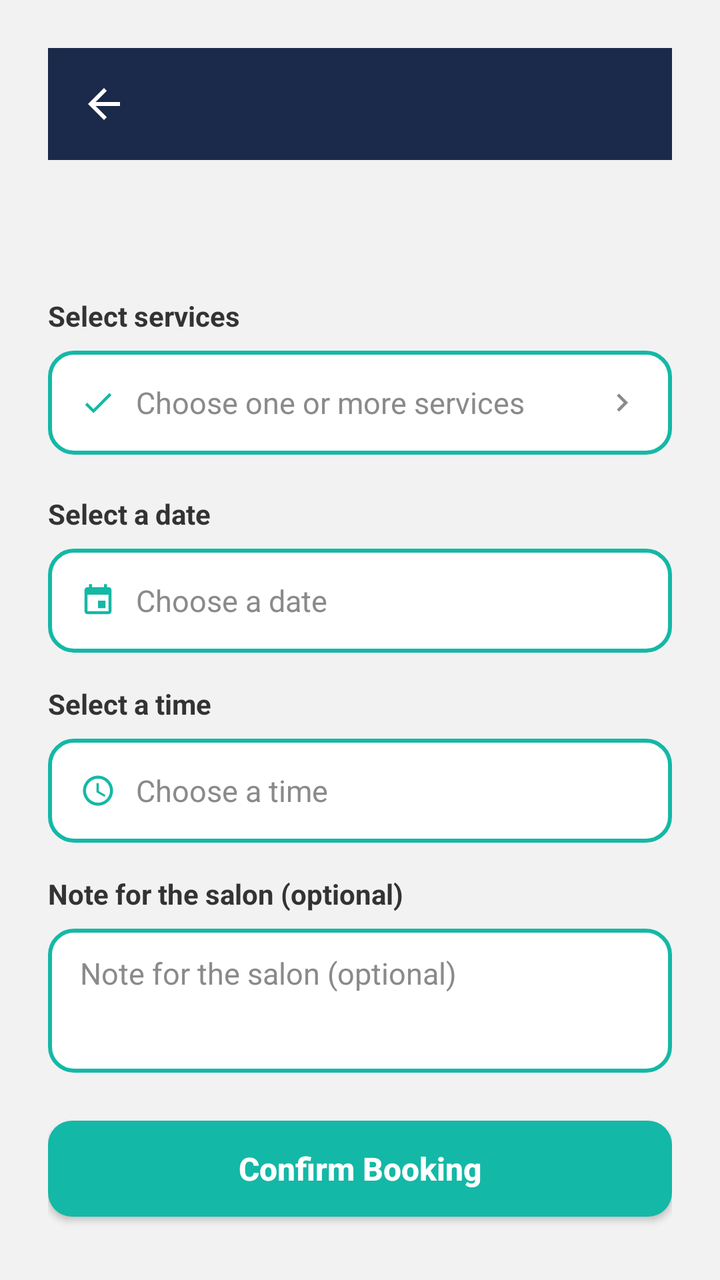
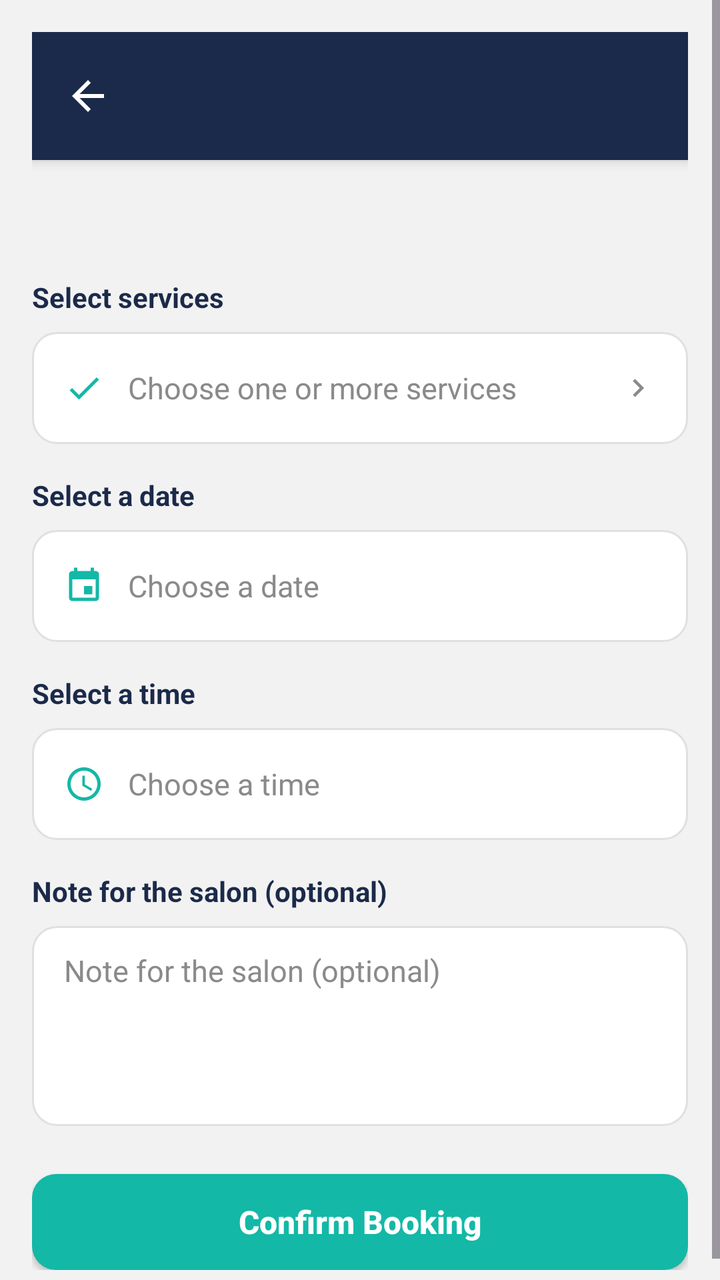

Two renders of the same Android screen: before a commit and after it. Below are the layout's source before the change and the commit's diff.
<!-- AndroidManifest.xml: application theme Theme.HairGo -->
<!-- res/layout/activity_book_appointment.xml -->
<?xml version="1.0" encoding="utf-8"?>
<ScrollView
    xmlns:android="http://schemas.android.com/apk/res/android"
    xmlns:app="http://schemas.android.com/apk/res-auto"
    android:layout_width="match_parent"
    android:layout_height="match_parent"
    android:fillViewport="true"
    android:background="@color/grey_light">

    <androidx.constraintlayout.widget.ConstraintLayout
        android:layout_width="match_parent"
        android:layout_height="wrap_content"
        android:padding="24dp">

        <include
            android:id="@+id/header"
            layout="@layout/component_header"
            app:layout_constraintTop_toTopOf="parent"
            app:layout_constraintStart_toStartOf="parent"
            app:layout_constraintEnd_toEndOf="parent"/>

        <TextView
            android:id="@+id/tvSalonLabel"
            android:layout_width="0dp"
            android:layout_height="wrap_content"
            android:layout_marginTop="20dp"
            android:textColor="@color/heading"
            android:textSize="18sp"
            android:textStyle="bold"
            app:layout_constraintTop_toBottomOf="@id/header"
            app:layout_constraintStart_toStartOf="parent"
            app:layout_constraintEnd_toEndOf="parent"/>

        <TextView
            android:id="@+id/tvServiceLabel"
            android:layout_width="0dp"
            android:layout_height="wrap_content"
            android:layout_marginTop="24dp"
            android:text="@string/label_select_service"
            android:textColor="@color/grey_dark"
            android:textSize="14sp"
            android:textStyle="bold"
            app:layout_constraintTop_toBottomOf="@id/tvSalonLabel"
            app:layout_constraintStart_toStartOf="parent"
            app:layout_constraintEnd_toEndOf="parent"/>

        <LinearLayout
            android:id="@+id/rowService"
            android:layout_width="0dp"
            android:layout_height="52dp"
            android:layout_marginTop="8dp"
            android:orientation="horizontal"
            android:gravity="center_vertical"
            android:background="@drawable/bg_input_rounded"
            android:paddingHorizontal="16dp"
            android:clickable="true"
            android:focusable="true"
            app:layout_constraintTop_toBottomOf="@id/tvServiceLabel"
            app:layout_constraintStart_toStartOf="parent"
            app:layout_constraintEnd_toEndOf="parent">

            <ImageView
                android:layout_width="18dp"
                android:layout_height="18dp"
                android:src="@drawable/ic_check"
                android:importantForAccessibility="no"
                app:tint="@color/teal"/>

            <TextView
                android:id="@+id/tvSelectedServices"
                android:layout_width="0dp"
                android:layout_height="wrap_content"
                android:layout_weight="1"
                android:layout_marginStart="10dp"
                android:maxLines="1"
                android:ellipsize="end"
                android:text="@string/hint_choose_services"
                android:textColor="@color/grey_medium"
                android:textSize="15sp"/>

            <ImageView
                android:layout_width="18dp"
                android:layout_height="18dp"
                android:src="@drawable/ic_chevron_right"
                android:importantForAccessibility="no"
                app:tint="@color/grey_medium"/>

        </LinearLayout>

        <LinearLayout
            android:id="@+id/llServiceSummary"
            android:layout_width="0dp"
            android:layout_height="wrap_content"
            android:layout_marginTop="8dp"
            android:orientation="vertical"
            android:visibility="gone"
            app:layout_constraintTop_toBottomOf="@id/rowService"
            app:layout_constraintStart_toStartOf="parent"
            app:layout_constraintEnd_toEndOf="parent">

            <TextView
                android:id="@+id/tvServiceTotal"
                android:layout_width="wrap_content"
                android:layout_height="wrap_content"
                android:textColor="@color/grey_dark"
                android:textSize="14sp"
                android:textStyle="bold"/>

            <TextView
                android:id="@+id/tvServicePriceNote"
                android:layout_width="match_parent"
                android:layout_height="wrap_content"
                android:layout_marginTop="2dp"
                android:text="@string/service_missing_price_note"
                android:textColor="@color/grey_medium"
                android:textSize="12sp"
                android:visibility="gone"/>

        </LinearLayout>

        <TextView
            android:id="@+id/tvDateLabel"
            android:layout_width="0dp"
            android:layout_height="wrap_content"
            android:layout_marginTop="20dp"
            android:text="@string/label_select_date"
            android:textColor="@color/grey_dark"
            android:textSize="14sp"
            android:textStyle="bold"
            app:layout_constraintTop_toBottomOf="@id/llServiceSummary"
            app:layout_constraintStart_toStartOf="parent"
            app:layout_constraintEnd_toEndOf="parent"/>

        <LinearLayout
            android:id="@+id/rowDate"
            android:layout_width="0dp"
            android:layout_height="52dp"
            android:layout_marginTop="8dp"
            android:orientation="horizontal"
            android:gravity="center_vertical"
            android:background="@drawable/bg_input_rounded"
            android:paddingHorizontal="16dp"
            android:clickable="true"
            android:focusable="true"
            app:layout_constraintTop_toBottomOf="@id/tvDateLabel"
            app:layout_constraintStart_toStartOf="parent"
            app:layout_constraintEnd_toEndOf="parent">

            <ImageView
                android:layout_width="18dp"
                android:layout_height="18dp"
                android:src="@drawable/ic_calendar"
                app:tint="@color/teal"/>

            <TextView
                android:id="@+id/tvSelectedDate"
                android:layout_width="0dp"
                android:layout_height="wrap_content"
                android:layout_weight="1"
                android:layout_marginStart="10dp"
                android:text="@string/hint_choose_date"
                android:textColor="@color/grey_medium"
                android:textSize="15sp"/>

        </LinearLayout>

        <TextView
            android:id="@+id/tvTimeLabel"
            android:layout_width="0dp"
            android:layout_height="wrap_content"
            android:layout_marginTop="16dp"
            android:text="@string/label_select_time"
            android:textColor="@color/grey_dark"
            android:textSize="14sp"
            android:textStyle="bold"
            app:layout_constraintTop_toBottomOf="@id/rowDate"
            app:layout_constraintStart_toStartOf="parent"
            app:layout_constraintEnd_toEndOf="parent"/>

        <LinearLayout
            android:id="@+id/rowTime"
            android:layout_width="0dp"
            android:layout_height="52dp"
            android:layout_marginTop="8dp"
            android:orientation="horizontal"
            android:gravity="center_vertical"
            android:background="@drawable/bg_input_rounded"
            android:paddingHorizontal="16dp"
            android:clickable="true"
            android:focusable="true"
            app:layout_constraintTop_toBottomOf="@id/tvTimeLabel"
            app:layout_constraintStart_toStartOf="parent"
            app:layout_constraintEnd_toEndOf="parent">

            <ImageView
                android:layout_width="18dp"
                android:layout_height="18dp"
                android:src="@drawable/ic_clock"
                app:tint="@color/teal"/>

            <TextView
                android:id="@+id/tvSelectedTime"
                android:layout_width="0dp"
                android:layout_height="wrap_content"
                android:layout_weight="1"
                android:layout_marginStart="10dp"
                android:text="@string/hint_choose_time"
                android:textColor="@color/grey_medium"
                android:textSize="15sp"/>

        </LinearLayout>

        <TextView
            android:id="@+id/tvNotesLabel"
            android:layout_width="0dp"
            android:layout_height="wrap_content"
            android:layout_marginTop="16dp"
            android:text="@string/hint_booking_notes"
            android:textColor="@color/grey_dark"
            android:textSize="14sp"
            android:textStyle="bold"
            app:layout_constraintTop_toBottomOf="@id/rowTime"
            app:layout_constraintStart_toStartOf="parent"
            app:layout_constraintEnd_toEndOf="parent"/>

        <EditText
            android:id="@+id/etNotes"
            android:layout_width="0dp"
            android:layout_height="wrap_content"
            android:layout_marginTop="8dp"
            android:minHeight="72dp"
            android:gravity="top|start"
            android:background="@drawable/bg_input_rounded"
            android:paddingHorizontal="16dp"
            android:paddingVertical="12dp"
            android:inputType="textMultiLine|textCapSentences"
            android:maxLength="300"
            android:hint="@string/hint_booking_notes"
            android:textColorHint="@color/grey_medium"
            android:textColor="@color/grey_dark"
            android:textSize="15sp"
            app:layout_constraintTop_toBottomOf="@id/tvNotesLabel"
            app:layout_constraintStart_toStartOf="parent"
            app:layout_constraintEnd_toEndOf="parent"/>

        <com.google.android.material.card.MaterialCardView
            android:id="@+id/cardPaymentOptions"
            android:layout_width="0dp"
            android:layout_height="wrap_content"
            android:layout_marginTop="20dp"
            android:visibility="gone"
            app:cardBackgroundColor="@color/surface"
            app:cardCornerRadius="12dp"
            app:cardElevation="0dp"
            app:strokeColor="@color/input_border"
            app:strokeWidth="1dp"
            app:layout_constraintTop_toBottomOf="@id/etNotes"
            app:layout_constraintStart_toStartOf="parent"
            app:layout_constraintEnd_toEndOf="parent">

            <LinearLayout
                android:layout_width="match_parent"
                android:layout_height="wrap_content"
                android:orientation="vertical"
                android:padding="16dp">

                <TextView
                    android:id="@+id/tvPaymentLabel"
                    android:layout_width="wrap_content"
                    android:layout_height="wrap_content"
                    android:text="@string/payment_choice_title"
                    android:textColor="@color/grey_dark"
                    android:textSize="14sp"
                    android:textStyle="bold"/>

                <TextView
                    android:id="@+id/tvPaymentNote"
                    android:layout_width="match_parent"
                    android:layout_height="wrap_content"
                    android:layout_marginTop="6dp"
                    android:text="@string/payment_card_unavailable_unpriced"
                    android:textColor="@color/grey_medium"
                    android:textSize="12sp"
                    android:visibility="gone"/>

                <RadioGroup
                    android:id="@+id/rgPaymentOptions"
                    android:layout_width="match_parent"
                    android:layout_height="wrap_content"
                    android:layout_marginTop="8dp"
                    android:orientation="vertical">

                    <com.google.android.material.radiobutton.MaterialRadioButton
                        android:id="@+id/rbDeposit"
                        android:layout_width="match_parent"
                        android:layout_height="wrap_content"
                        android:paddingVertical="4dp"
                        android:textColor="@color/grey_dark"
                        android:textSize="14sp"/>

                    <com.google.android.material.radiobutton.MaterialRadioButton
                        android:id="@+id/rbFull"
                        android:layout_width="match_parent"
                        android:layout_height="wrap_content"
                        android:paddingVertical="4dp"
                        android:textColor="@color/grey_dark"
                        android:textSize="14sp"/>

                    <com.google.android.material.radiobutton.MaterialRadioButton
                        android:id="@+id/rbCash"
                        android:layout_width="match_parent"
                        android:layout_height="wrap_content"
                        android:paddingVertical="4dp"
                        android:textColor="@color/grey_dark"
                        android:textSize="14sp"/>

                </RadioGroup>

            </LinearLayout>

        </com.google.android.material.card.MaterialCardView>

        <TextView
            android:id="@+id/tvError"
            android:layout_width="0dp"
            android:layout_height="wrap_content"
            android:layout_marginTop="12dp"
            android:textColor="@color/error"
            android:textSize="13sp"
            android:visibility="gone"
            app:layout_constraintTop_toBottomOf="@id/cardPaymentOptions"
            app:layout_constraintStart_toStartOf="parent"
            app:layout_constraintEnd_toEndOf="parent"/>

        <androidx.appcompat.widget.AppCompatButton
            android:id="@+id/btnConfirmBooking"
            android:layout_width="0dp"
            android:layout_height="wrap_content"
            android:layout_marginTop="24dp"
            android:text="@string/btn_confirm_booking"
            style="@style/ButtonPrimary"
            app:layout_constraintTop_toBottomOf="@id/tvError"
            app:layout_constraintStart_toStartOf="parent"
            app:layout_constraintEnd_toEndOf="parent"/>

    </androidx.constraintlayout.widget.ConstraintLayout>
</ScrollView>
<!-- res/layout/component_header.xml (included above) -->
<?xml version="1.0" encoding="utf-8"?>
<androidx.constraintlayout.widget.ConstraintLayout
    xmlns:android="http://schemas.android.com/apk/res/android"
    xmlns:app="http://schemas.android.com/apk/res-auto"
    android:layout_width="match_parent"
    android:layout_height="56dp"
    android:background="@color/navy">

    <ImageButton
        android:id="@+id/btnBack"
        android:layout_width="40dp"
        android:layout_height="40dp"
        android:background="@android:color/transparent"
        android:src="@drawable/ic_back_arrow"
        app:layout_constraintTop_toTopOf="parent"
        app:layout_constraintBottom_toBottomOf="parent"
        app:layout_constraintStart_toStartOf="parent"
        android:layout_marginStart="8dp"/>

    <TextView
        android:id="@+id/tvHeaderTitle"
        android:layout_width="wrap_content"
        android:layout_height="wrap_content"
        android:textColor="@color/white"
        android:textSize="18sp"
        android:textStyle="bold"
        app:layout_constraintTop_toTopOf="parent"
        app:layout_constraintBottom_toBottomOf="parent"
        app:layout_constraintStart_toStartOf="parent"
        app:layout_constraintEnd_toEndOf="parent"/>

</androidx.constraintlayout.widget.ConstraintLayout>
<!-- resources referenced by this layout -->
<resources>
  <color name="error">#D9534F</color>
  <color name="grey_dark">#333333</color>
  <color name="grey_light">#F2F2F2</color>
  <color name="grey_medium">#8A8A8A</color>
  <color name="heading">#1B2A4A</color>
  <color name="input_border">#DADADA</color>
  <color name="navy">#1B2A4A</color>
  <color name="surface">#FFFFFF</color>
  <color name="teal">#14B8A6</color>
  <color name="white">#FFFFFF</color>
  <!-- drawable bg_input_rounded (drawable) -->
  <?xml version="1.0" encoding="utf-8"?>
  <shape xmlns:android="http://schemas.android.com/apk/res/android"
      android:shape="rectangle">
      <solid android:color="@color/surface" />
      <stroke
          android:width="2dp"
          android:color="@color/teal" />
      <corners android:radius="12dp" />
  </shape>
  <!-- drawable ic_back_arrow (drawable) -->
  <vector xmlns:android="http://schemas.android.com/apk/res/android"
      android:width="24dp" android:height="24dp"
      android:viewportWidth="24" android:viewportHeight="24">
      <path android:fillColor="#FFFFFFFF"
          android:pathData="M20,11H7.83l5.59,-5.59L12,4l-8,8 8,8 1.41,-1.41L7.83,13H20v-2z"/>
  </vector>
  <!-- drawable ic_check (drawable) -->
  <vector xmlns:android="http://schemas.android.com/apk/res/android"
      android:width="24dp" android:height="24dp"
      android:viewportWidth="24" android:viewportHeight="24">
      <path android:fillColor="#FF000000"
          android:pathData="M9,16.17L4.83,12l-1.42,1.41L9,19 21,7l-1.41,-1.41z"/>
  </vector>
  <string name="btn_confirm_booking">Confirm Booking</string>
  <string name="hint_booking_notes">Note for the salon (optional)</string>
  <string name="hint_choose_date">Choose a date</string>
  <string name="hint_choose_services">Choose one or more services</string>
  <string name="hint_choose_time">Choose a time</string>
  <string name="label_select_date">Select a date</string>
  <string name="label_select_service">Select services</string>
  <string name="label_select_time">Select a time</string>
  <string name="payment_card_unavailable_unpriced">Card payments are unavailable because this booking does not have a complete price. You can pay in cash at the salon.</string>
  <string name="payment_choice_title">Choose payment</string>
  <string name="service_missing_price_note">Some services have no price set</string>
  <style name="ButtonPrimary" parent="Widget.AppCompat.Button">
          <item name="android:background">@drawable/bg_button_teal</item>
          <item name="android:textColor">@color/white</item>
          <item name="android:textSize">16sp</item>
          <item name="android:textStyle">bold</item>
          <item name="android:textAllCaps">false</item>
          <item name="android:layout_height">56dp</item>
      </style>
  <style name="Theme.HairGo" parent="Base.Theme.HairGo">
          <item name="snackbarStyle">@style/Widget.HairGo.Snackbar</item>
      </style>
  <!-- drawable bg_button_teal (drawable) -->
  <?xml version="1.0" encoding="utf-8"?>
  <shape xmlns:android="http://schemas.android.com/apk/res/android"
      android:shape="rectangle">
      <solid android:color="@color/teal"/>
      <corners android:radius="12dp"/>
  </shape>
  <style name="Widget.HairGo.Snackbar" parent="Widget.Material3.Snackbar">
          <item name="backgroundTint">@color/navy</item>
          <item name="android:textColor">@color/white</item>
          <item name="shapeAppearanceOverlay">@style/ShapeAppearanceOverlay.HairGo_Snackbar</item>
      </style>
  <color name="text_primary">#1A1A1A</color>
  <color name="grey_border">#E0E0E0</color>
  <style name="ShapeAppearanceOverlay.HairGo_Snackbar" parent="">
          <item name="cornerFamily">rounded</item>
          <item name="cornerSize">16dp</item>
      </style>
  <!-- unchanged entries left out for length: 4 -->
</resources>

<!-- the commit's change to res/layout/activity_book_appointment.xml (unified diff, before → after) -->
@@ -10,7 +10,7 @@
     <androidx.constraintlayout.widget.ConstraintLayout
         android:layout_width="match_parent"
         android:layout_height="wrap_content"
-        android:padding="24dp">
+        android:padding="16dp">
 
         <include
             android:id="@+id/header"
@@ -23,9 +23,9 @@
             android:id="@+id/tvSalonLabel"
             android:layout_width="0dp"
             android:layout_height="wrap_content"
-            android:layout_marginTop="20dp"
-            android:textColor="@color/heading"
-            android:textSize="18sp"
+            android:layout_marginTop="16dp"
+            android:textColor="@color/heading"
+            android:textSize="20sp"
             android:textStyle="bold"
             app:layout_constraintTop_toBottomOf="@id/header"
             app:layout_constraintStart_toStartOf="parent"
@@ -35,9 +35,9 @@
             android:id="@+id/tvServiceLabel"
             android:layout_width="0dp"
             android:layout_height="wrap_content"
-            android:layout_marginTop="24dp"
+            android:layout_marginTop="16dp"
             android:text="@string/label_select_service"
-            android:textColor="@color/grey_dark"
+            android:textColor="@color/heading"
             android:textSize="14sp"
             android:textStyle="bold"
             app:layout_constraintTop_toBottomOf="@id/tvSalonLabel"
@@ -47,11 +47,11 @@
         <LinearLayout
             android:id="@+id/rowService"
             android:layout_width="0dp"
-            android:layout_height="52dp"
+            android:layout_height="56dp"
             android:layout_marginTop="8dp"
             android:orientation="horizontal"
             android:gravity="center_vertical"
-            android:background="@drawable/bg_input_rounded"
+            android:background="@drawable/bg_input_outlined"
             android:paddingHorizontal="16dp"
             android:clickable="true"
             android:focusable="true"
@@ -60,8 +60,8 @@
             app:layout_constraintEnd_toEndOf="parent">
 
             <ImageView
-                android:layout_width="18dp"
-                android:layout_height="18dp"
+                android:layout_width="20dp"
+                android:layout_height="20dp"
                 android:src="@drawable/ic_check"
                 android:importantForAccessibility="no"
                 app:tint="@color/teal"/>
@@ -71,7 +71,7 @@
                 android:layout_width="0dp"
                 android:layout_height="wrap_content"
                 android:layout_weight="1"
-                android:layout_marginStart="10dp"
+                android:layout_marginStart="12dp"
                 android:maxLines="1"
                 android:ellipsize="end"
                 android:text="@string/hint_choose_services"
@@ -122,9 +122,9 @@
             android:id="@+id/tvDateLabel"
             android:layout_width="0dp"
             android:layout_height="wrap_content"
-            android:layout_marginTop="20dp"
+            android:layout_marginTop="16dp"
             android:text="@string/label_select_date"
-            android:textColor="@color/grey_dark"
+            android:textColor="@color/heading"
             android:textSize="14sp"
             android:textStyle="bold"
             app:layout_constraintTop_toBottomOf="@id/llServiceSummary"
@@ -134,11 +134,11 @@
         <LinearLayout
             android:id="@+id/rowDate"
             android:layout_width="0dp"
-            android:layout_height="52dp"
+            android:layout_height="56dp"
             android:layout_marginTop="8dp"
             android:orientation="horizontal"
             android:gravity="center_vertical"
-            android:background="@drawable/bg_input_rounded"
+            android:background="@drawable/bg_input_outlined"
             android:paddingHorizontal="16dp"
             android:clickable="true"
             android:focusable="true"
@@ -147,8 +147,8 @@
             app:layout_constraintEnd_toEndOf="parent">
 
             <ImageView
-                android:layout_width="18dp"
-                android:layout_height="18dp"
+                android:layout_width="20dp"
+                android:layout_height="20dp"
                 android:src="@drawable/ic_calendar"
                 app:tint="@color/teal"/>
 
@@ -157,7 +157,7 @@
                 android:layout_width="0dp"
                 android:layout_height="wrap_content"
                 android:layout_weight="1"
-                android:layout_marginStart="10dp"
+                android:layout_marginStart="12dp"
                 android:text="@string/hint_choose_date"
                 android:textColor="@color/grey_medium"
                 android:textSize="15sp"/>
@@ -170,7 +170,7 @@
             android:layout_height="wrap_content"
             android:layout_marginTop="16dp"
             android:text="@string/label_select_time"
-            android:textColor="@color/grey_dark"
+            android:textColor="@color/heading"
             android:textSize="14sp"
             android:textStyle="bold"
             app:layout_constraintTop_toBottomOf="@id/rowDate"
@@ -180,11 +180,11 @@
         <LinearLayout
             android:id="@+id/rowTime"
             android:layout_width="0dp"
-            android:layout_height="52dp"
+            android:layout_height="56dp"
             android:layout_marginTop="8dp"
             android:orientation="horizontal"
             android:gravity="center_vertical"
-            android:background="@drawable/bg_input_rounded"
+            android:background="@drawable/bg_input_outlined"
             android:paddingHorizontal="16dp"
             android:clickable="true"
             android:focusable="true"
@@ -193,8 +193,8 @@
             app:layout_constraintEnd_toEndOf="parent">
 
             <ImageView
-                android:layout_width="18dp"
-                android:layout_height="18dp"
+                android:layout_width="20dp"
+                android:layout_height="20dp"
                 android:src="@drawable/ic_clock"
                 app:tint="@color/teal"/>
 
@@ -203,7 +203,7 @@
                 android:layout_width="0dp"
                 android:layout_height="wrap_content"
                 android:layout_weight="1"
-                android:layout_marginStart="10dp"
+                android:layout_marginStart="12dp"
                 android:text="@string/hint_choose_time"
                 android:textColor="@color/grey_medium"
                 android:textSize="15sp"/>
@@ -216,7 +216,7 @@
             android:layout_height="wrap_content"
             android:layout_marginTop="16dp"
             android:text="@string/hint_booking_notes"
-            android:textColor="@color/grey_dark"
+            android:textColor="@color/heading"
             android:textSize="14sp"
             android:textStyle="bold"
             app:layout_constraintTop_toBottomOf="@id/rowTime"
@@ -228,9 +228,9 @@
             android:layout_width="0dp"
             android:layout_height="wrap_content"
             android:layout_marginTop="8dp"
-            android:minHeight="72dp"
+            android:minHeight="100dp"
             android:gravity="top|start"
-            android:background="@drawable/bg_input_rounded"
+            android:background="@drawable/bg_input_outlined"
             android:paddingHorizontal="16dp"
             android:paddingVertical="12dp"
             android:inputType="textMultiLine|textCapSentences"
@@ -247,12 +247,12 @@
             android:id="@+id/cardPaymentOptions"
             android:layout_width="0dp"
             android:layout_height="wrap_content"
-            android:layout_marginTop="20dp"
+            android:layout_marginTop="16dp"
             android:visibility="gone"
             app:cardBackgroundColor="@color/surface"
-            app:cardCornerRadius="12dp"
+            app:cardCornerRadius="20dp"
             app:cardElevation="0dp"
-            app:strokeColor="@color/input_border"
+            app:strokeColor="@color/grey_border"
             app:strokeWidth="1dp"
             app:layout_constraintTop_toBottomOf="@id/etNotes"
             app:layout_constraintStart_toStartOf="parent"
@@ -351,8 +351,9 @@
     xmlns:android="http://schemas.android.com/apk/res/android"
     xmlns:app="http://schemas.android.com/apk/res-auto"
     android:layout_width="match_parent"
-    android:layout_height="56dp"
-    android:background="@color/navy">
+    android:layout_height="64dp"
+    android:background="@color/navy"
+    android:elevation="4dp">
 
     <ImageButton
         android:id="@+id/btnBack"
@@ -370,7 +371,7 @@
         android:layout_width="wrap_content"
         android:layout_height="wrap_content"
         android:textColor="@color/white"
-        android:textSize="18sp"
+        android:textSize="20sp"
         android:textStyle="bold"
         app:layout_constraintTop_toTopOf="parent"
         app:layout_constraintBottom_toBottomOf="parent"
<!-- resource entries referenced after the edit -->
@@ -5,19 +5,18 @@
   <color name="grey_light">#F2F2F2</color>
   <color name="grey_medium">#8A8A8A</color>
   <color name="heading">#1B2A4A</color>
-  <color name="input_border">#DADADA</color>
   <color name="navy">#1B2A4A</color>
   <color name="surface">#FFFFFF</color>
   <color name="teal">#14B8A6</color>
   <color name="white">#FFFFFF</color>
-  <!-- drawable bg_input_rounded (drawable) -->
+  <!-- drawable bg_input_outlined (drawable) -->
   <?xml version="1.0" encoding="utf-8"?>
   <shape xmlns:android="http://schemas.android.com/apk/res/android"
       android:shape="rectangle">
       <solid android:color="@color/surface" />
       <stroke
-          android:width="2dp"
-          android:color="@color/teal" />
+          android:width="1dp"
+          android:color="@color/grey_border" />
       <corners android:radius="12dp" />
   </shape>
   <!-- drawable ic_back_arrow (drawable) -->
